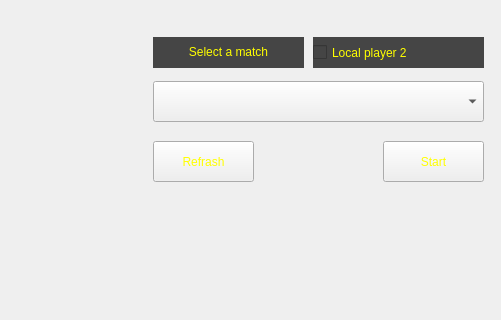
Before: the Qt Designer form client_gui/joingame.ui in Igris-1/tp_final_taller_g13, drawn with Qt 5; both pictures show x 217 to 718 and y 89 to 409 of the 718 by 409 pixel window.
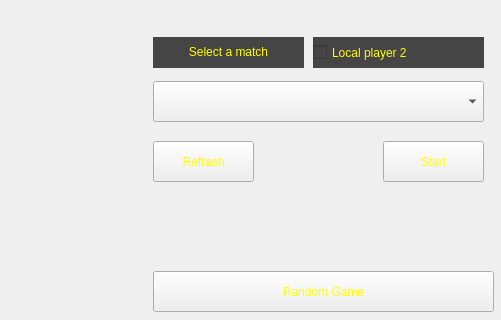
After: the same form once the commit is applied. Icons and pictures are not drawn.

Commit message: nuevo boton en join game

What changed in the file:
```diff
--- a/client_gui/joingame.ui
+++ b/client_gui/joingame.ui
@@ -158,6 +158,25 @@
     <string>Refrash</string>
    </property>
   </widget>
+  <widget class="QPushButton" name="randomGameButton">
+   <property name="geometry">
+    <rect>
+     <x>370</x>
+     <y>360</y>
+     <width>341</width>
+     <height>41</height>
+    </rect>
+   </property>
+   <property name="styleSheet">
+    <string notr="true">font: 81 14pt &quot;Noto Rashi Hebrew ExtBd&quot;;
+color: rgb(255, 255, 0);
+background-image: transparent;
+border-image: transparent;</string>
+   </property>
+   <property name="text">
+    <string>Random Game</string>
+   </property>
+  </widget>
  </widget>
  <resources>
   <include location="resources.qrc"/>
```
The commit also changes 4 other files.
